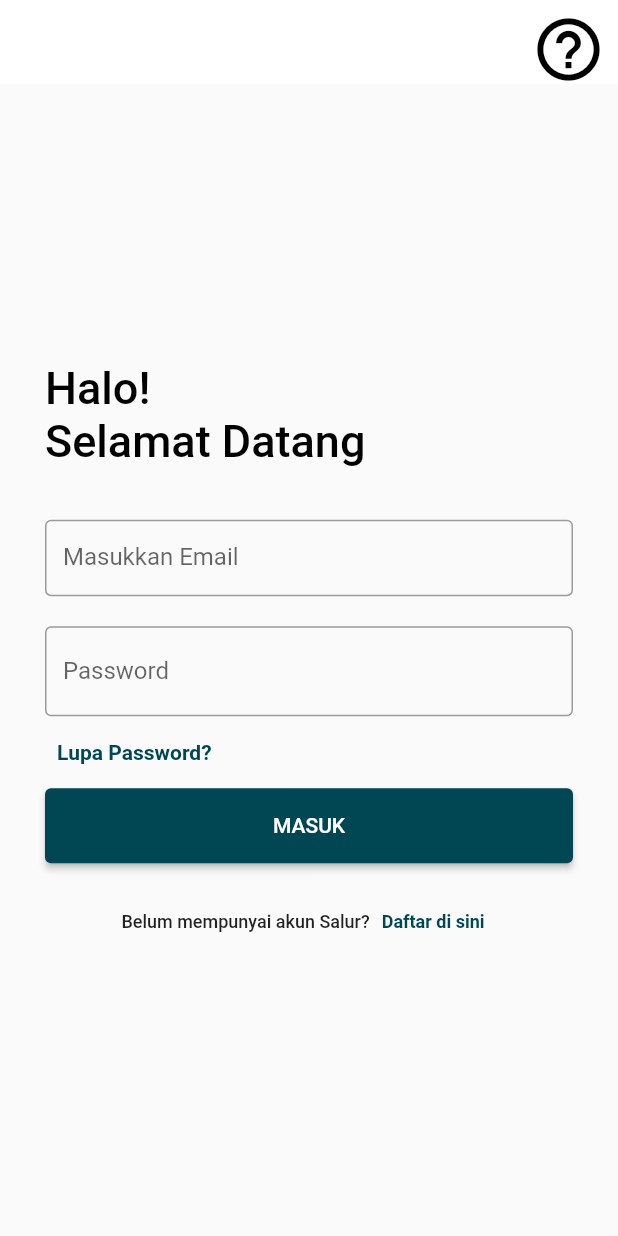
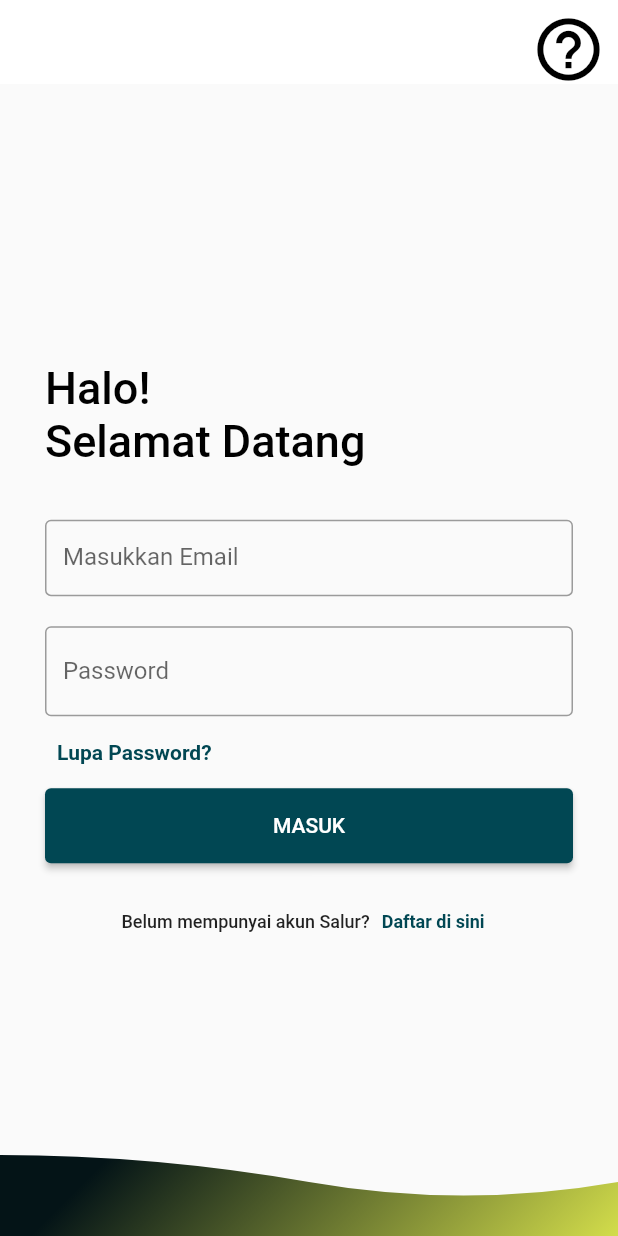
Before and after one commit to rtaruna512/tugasakhirsalur, a Flutter app: the screen it shows after launch, after a tap on "Masuk di sini", on a phone screen of 412 x 824 dp. Run offline on Flutter 3.47's test engine with Material 2 defaults, Android fonts, the light colour scheme and no system bars.

Commit message:
Added Background Widget. Dart files edited: - main.dart - login.dart

```diff
--- a/lib/login.dart
+++ b/lib/login.dart
@@ -3,6 +3,7 @@ import 'package:flutter/widgets.dart';
 import 'package:tugasakhirsalur/bantuanmain.dart';
 import 'package:tugasakhirsalur/beranda.dart';
 import 'package:tugasakhirsalur/main.dart';
+import 'package:tugasakhirsalur/widget/backgroundpainter.dart';
 
 
 class loginPage extends StatefulWidget {
@@ -40,7 +41,11 @@ class _State extends State<loginPage> {
         ),
         body: Padding(
             padding: EdgeInsets.all(0),
-            child: Column(
+            child: Stack(
+              children: [
+                BackgroundPainter(),
+
+                Column(
                   mainAxisAlignment: MainAxisAlignment.center,
                   children: <Widget>[
                     Container(
@@ -154,6 +159,8 @@ class _State extends State<loginPage> {
                         )),
 
                   ],
+                ),
+              ],
             )));
   }
 
--- a/lib/main.dart
+++ b/lib/main.dart
@@ -3,6 +3,9 @@ import 'package:flutter/widgets.dart';
 import 'package:tugasakhirsalur/bantuanmain.dart';
 import 'package:tugasakhirsalur/login.dart';
 import 'package:tugasakhirsalur/syaratketentuan.dart';
+import 'dart:ui' as ui;
+
+import 'package:tugasakhirsalur/widget/backgroundpainter.dart';
 
 
 
@@ -28,6 +31,8 @@ class _State extends State<signupPage> {
   TextEditingController passwordController = TextEditingController();
   bool _isHidden = true;
   Color salur1 = const Color(0xff014753);
+  Color gradientGLight = const Color(0xffD7E14C);
+  Color gradientGdark = const Color(0xff041417);
 
   @override
   Widget build(BuildContext context) {
@@ -53,7 +58,11 @@ class _State extends State<signupPage> {
       ),
         body: Padding(
             padding: EdgeInsets.all(0),
-            child: Column(
+            child: Stack(
+              children: [
+                BackgroundPainter(),
+
+                Column(
                   mainAxisAlignment: MainAxisAlignment.center,
                   children: <Widget>[
                     Container(
@@ -186,10 +195,14 @@ class _State extends State<signupPage> {
                             )
                           ],
                           mainAxisAlignment: MainAxisAlignment.center,
-                    )),
-
+                        )
+                    ),
                   ],
-            )));
+                ),
+              ],
+            )
+        ),
+    );
   }
 
   void _togglePasswordView() {
--- /dev/null
+++ b/lib/widget/backgroundpainter.dart
@@ -0,0 +1,55 @@
+import 'package:flutter/material.dart';
+import 'package:flutter/widgets.dart';
+import 'dart:ui' as ui;
+
+class BackgroundPainter extends StatelessWidget {
+  const BackgroundPainter({Key? key}) : super(key: key);
+
+  @override
+  Widget build(BuildContext context) {
+    return Column(
+      children: [
+        Spacer(),
+        CustomPaint(
+          size: Size(double.infinity, 180),
+          painter: BgPainter(),
+        ),
+      ],
+    );
+  }
+}
+
+class BgPainter extends CustomPainter{
+  Color salur1 = const Color(0xff014753);
+  Color gradientGLight = const Color(0xffD7E14C);
+  Color gradientGdark = const Color(0xff041417);
+
+  @override
+  void paint(Canvas canvas, Size size) {
+    var paint = Paint()
+      ..shader = ui.Gradient.linear(
+          Offset(100, 100),
+          Offset(300, 300),
+          <Color>[
+            gradientGdark,
+            gradientGLight,
+          ]);
+
+    var path = Path();
+
+    path.moveTo(0, size.height * 0.7);
+    path.quadraticBezierTo(size.width * 0.25, size.height * 0.7,
+        size.width * 0.5, size.height * 0.8);
+    path.quadraticBezierTo(size.width * 0.75, size.height * 0.9,
+        size.width * 1.0, size.height * 0.8);
+    path.lineTo(size.width, size.height);
+    path.lineTo(0, size.height);
+
+    canvas.drawPath(path, paint);
+  }
+
+  @override
+  bool shouldRepaint(CustomPainter oldDelegate) {
+    return true;
+  }
+}
```
Lines whose indentation alone changed are shown as unchanged.
